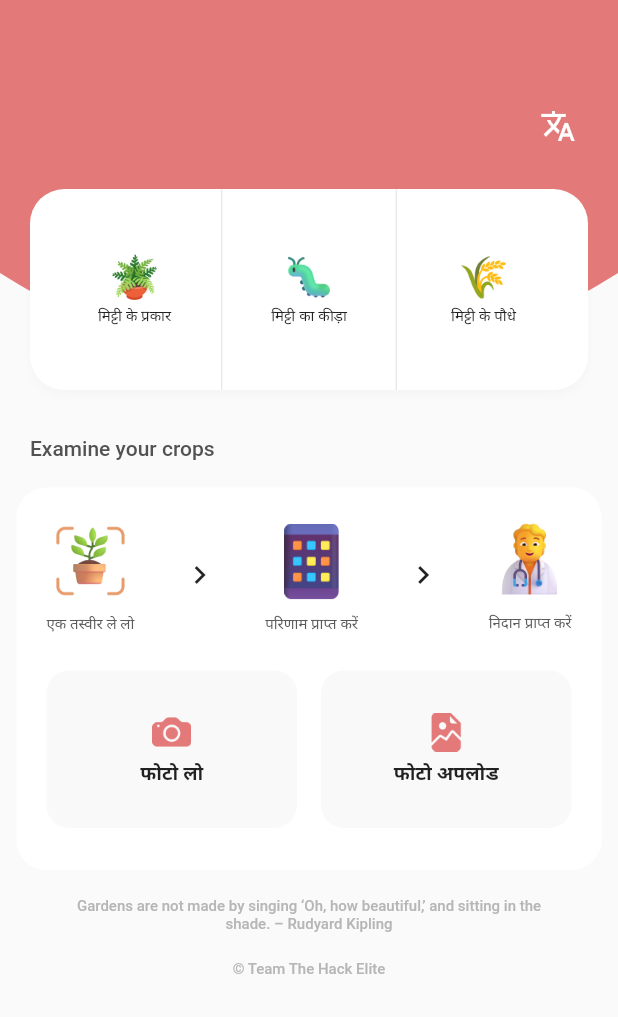
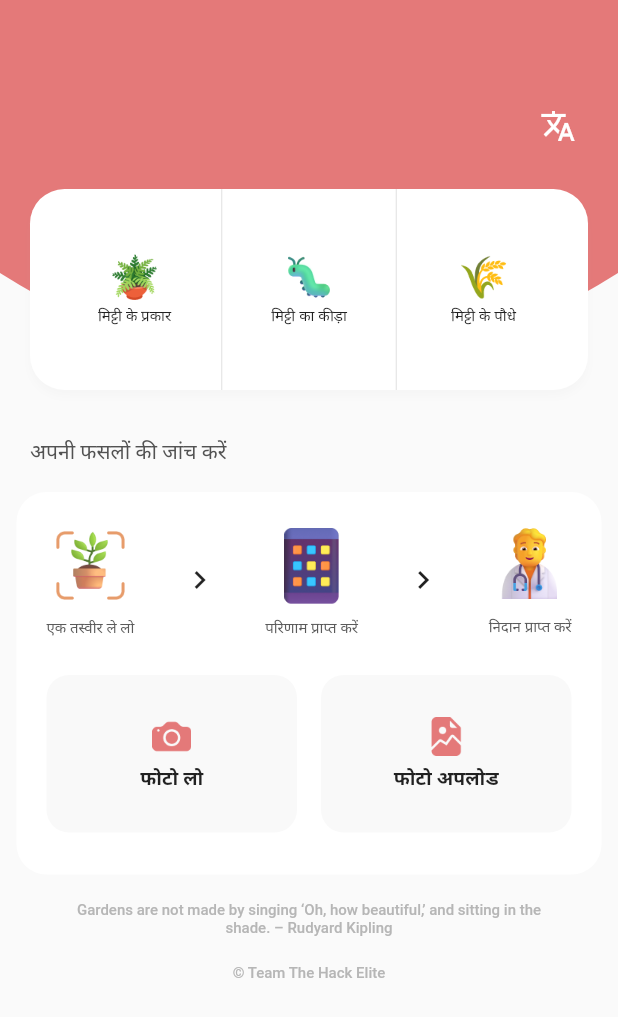
Before and after one commit to Abhinav1004/Soil-Moisture-Prediction, a Flutter app: the screen it shows after launch, after a tap on the "translate" icon, on a phone screen of 412 x 824 dp. Shown: the top 1017 px of the screen. Run offline on Flutter 3.47's test engine with Material 2 defaults, Android fonts, the phone set to English and light mode, and no system bars; our stand-ins replace bloc, flutter_bloc, image_cropper, image_picker; missing offline and left inert: tflite; generated files the repository leaves out were written again.

Commit message:
refrac: added new translation

```diff
--- a/lib/features/home/presentation/pages/home/home_page.dart
+++ b/lib/features/home/presentation/pages/home/home_page.dart
@@ -5,6 +5,7 @@ import 'package:soil_moisture/core/components/app_bar_custom_painter.dart';
 import 'package:soil_moisture/features/home/presentation/bloc/language_cubit.dart';
 import 'package:soil_moisture/features/home/presentation/components/examine_crop_area.dart';
 import 'package:soil_moisture/features/home/presentation/components/top_button_group.dart';
+import 'package:flutter_gen/gen_l10n/app_localizations.dart';
 
 class HomePage extends StatelessWidget {
   const HomePage({Key? key}) : super(key: key);
@@ -47,11 +48,11 @@ class HomePage extends StatelessWidget {
           const SizedBox(
             height: 31,
           ),
-          const Padding(
-            padding: EdgeInsets.symmetric(horizontal: 20),
+          Padding(
+            padding: const EdgeInsets.symmetric(horizontal: 20),
             child: Text(
-              "Examine your crops",
-              style: TextStyle(
+              AppLocalizations.of(context).examine_your_crops,
+              style: const TextStyle(
                 color: Color.fromRGBO(82, 82, 82, 1),
                 fontSize: 14,
                 fontWeight: FontWeight.w500
--- a/lib/l10n/app_en.arb
+++ b/lib/l10n/app_en.arb
@@ -6,5 +6,6 @@
   "get_the_result": "Get The result",
   "get_diagnosis": "Get Diagnosis",
   "take_photo": "Take Photo",
-  "upload_photo": "Upload Photo"
+  "upload_photo": "Upload Photo",
+  "examine_your_crops" : "Examine your crops"
 }
--- a/lib/l10n/app_hi.arb
+++ b/lib/l10n/app_hi.arb
@@ -6,5 +6,6 @@
   "get_the_result": "परिणाम प्राप्त करें",
   "get_diagnosis": "निदान प्राप्त करें",
   "take_photo": "फोटो लो",
-  "upload_photo": "फोटो अपलोड"
+  "upload_photo": "फोटो अपलोड",
+  "examine_your_crops" : "अपनी फसलों की जांच करें"
 }
```
Also changed, not shown: pubspec.lock, 3 other files.
